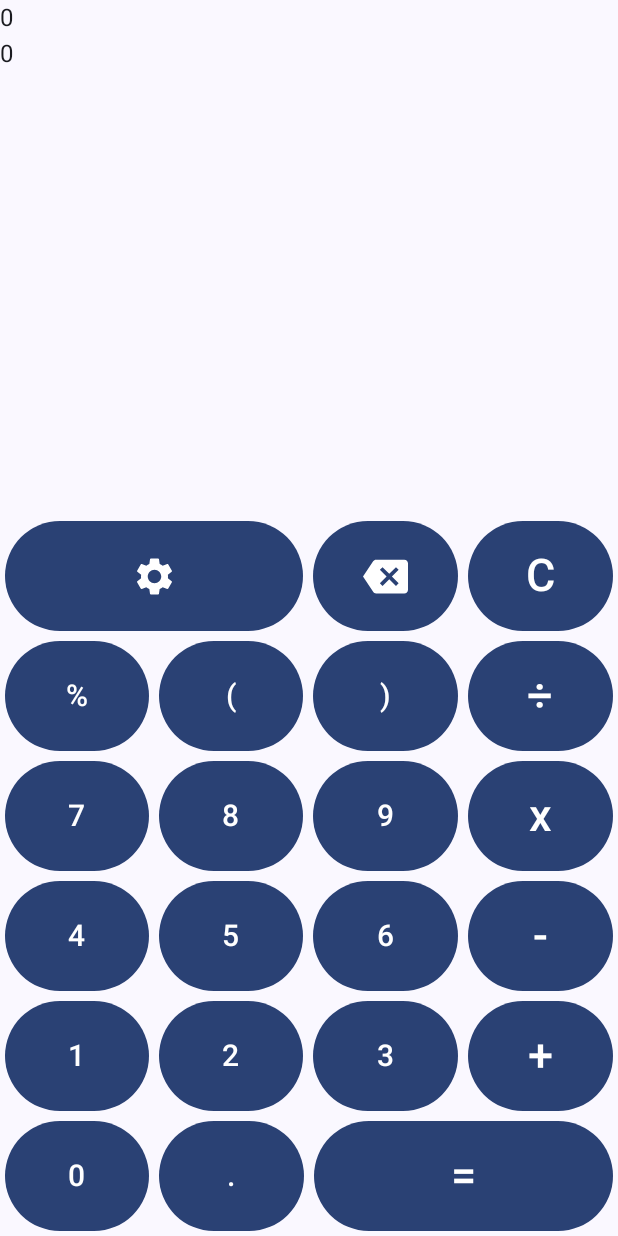
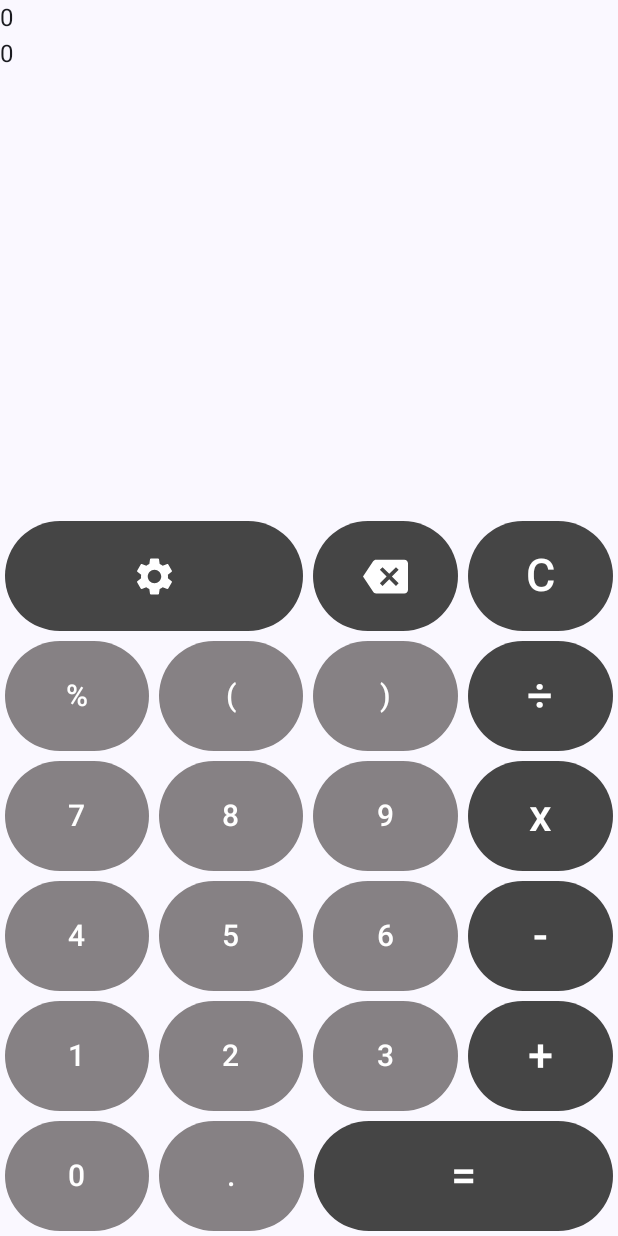
Before and after one commit to CaolanCode/Calculator-Android, an Android app built with Jetpack Compose: the screen it shows after launch (MainActivity), on a phone screen of 412 x 824 dp. Run offline under Robolectric (Android 15) with nearby library versions, the phone set to English and light mode, and no system bars.

Commit message:
change button colors

```diff
--- a/app/src/main/java/com/caolancode/calculator/view/CalculatorButton.kt
+++ b/app/src/main/java/com/caolancode/calculator/view/CalculatorButton.kt
@@ -3,11 +3,14 @@ package com.caolancode.calculator.view
 import androidx.compose.foundation.layout.height
 import androidx.compose.foundation.layout.padding
 import androidx.compose.material3.Button
+import androidx.compose.material3.ButtonDefaults
 import androidx.compose.material3.Text
 import androidx.compose.runtime.Composable
 import androidx.compose.ui.Modifier
 import androidx.compose.ui.graphics.Color
+import androidx.compose.ui.res.colorResource
 import androidx.compose.ui.res.dimensionResource
+import androidx.compose.ui.res.painterResource
 import androidx.compose.ui.unit.sp
 import com.caolancode.calculator.R
 
@@ -22,6 +25,9 @@ fun CalculatorButton(
             modifier = modifier
                 .height(dimensionResource(id = R.dimen.button_height))
                 .padding(dimensionResource(id = R.dimen.button_padding)),
+            colors = ButtonDefaults.buttonColors(
+                containerColor = colorResource(id = R.color.dark_button)
+            ),
             onClick = {
 
             }
@@ -39,7 +45,10 @@ fun CalculatorButton(
                 .padding(dimensionResource(id = R.dimen.button_padding)),
             onClick = {
 
-            }
+            },
+            colors = ButtonDefaults.buttonColors(
+                containerColor = colorResource(id = R.color.gray_button)
+            )
         ) {
             Text(
                 text = content,
--- a/app/src/main/java/com/caolancode/calculator/view/DeleteButton.kt
+++ b/app/src/main/java/com/caolancode/calculator/view/DeleteButton.kt
@@ -7,9 +7,11 @@ import androidx.compose.foundation.layout.size
 import androidx.compose.material.icons.Icons
 import androidx.compose.material.icons.filled.ArrowBack
 import androidx.compose.material3.Button
+import androidx.compose.material3.ButtonDefaults
 import androidx.compose.material3.Icon
 import androidx.compose.runtime.Composable
 import androidx.compose.ui.Modifier
+import androidx.compose.ui.res.colorResource
 import androidx.compose.ui.res.dimensionResource
 import androidx.compose.ui.res.painterResource
 import androidx.compose.ui.res.stringResource
@@ -24,6 +26,9 @@ fun DeleteButton(
         modifier = modifier
             .height(dimensionResource(id = R.dimen.button_height))
             .padding(dimensionResource(id = R.dimen.button_padding)),
+        colors = ButtonDefaults.buttonColors(
+            containerColor = colorResource(id = R.color.dark_button)
+        ),
         onClick = {
 
         }
--- a/app/src/main/java/com/caolancode/calculator/view/SettingButton.kt
+++ b/app/src/main/java/com/caolancode/calculator/view/SettingButton.kt
@@ -9,10 +9,12 @@ import androidx.compose.foundation.layout.size
 import androidx.compose.material.icons.Icons
 import androidx.compose.material.icons.filled.Settings
 import androidx.compose.material3.Button
+import androidx.compose.material3.ButtonDefaults
 import androidx.compose.material3.Icon
 import androidx.compose.runtime.Composable
 import androidx.compose.ui.Modifier
 import androidx.compose.ui.graphics.Color
+import androidx.compose.ui.res.colorResource
 import androidx.compose.ui.res.dimensionResource
 import androidx.compose.ui.res.stringResource
 import androidx.compose.ui.unit.dp
@@ -24,6 +26,9 @@ fun SettingButton(modifier: Modifier) {
         modifier = modifier
             .height(dimensionResource(id = R.dimen.button_height))
             .padding(dimensionResource(id = R.dimen.button_padding)),
+        colors = ButtonDefaults.buttonColors(
+            containerColor = colorResource(id = R.color.dark_button)
+        ),
         onClick = {
 
         }
```
